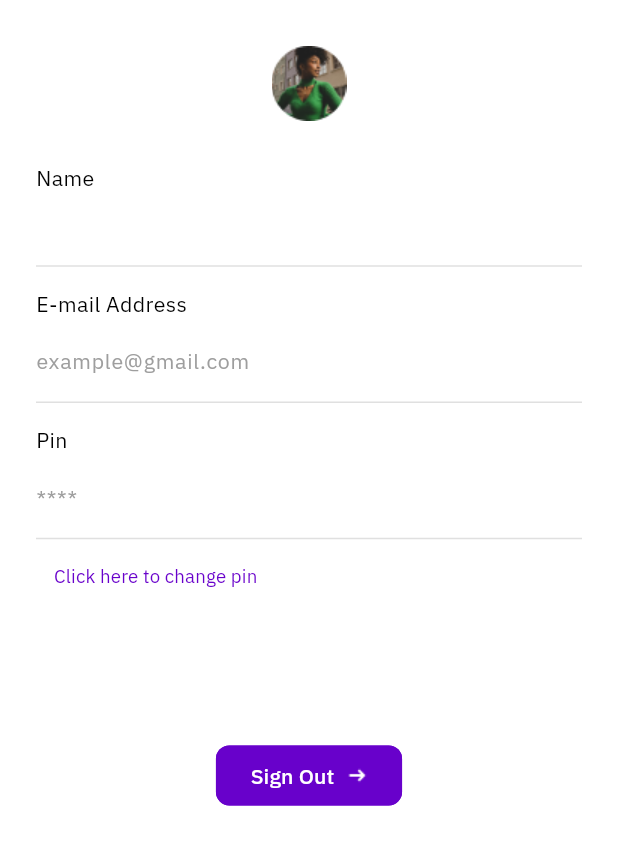
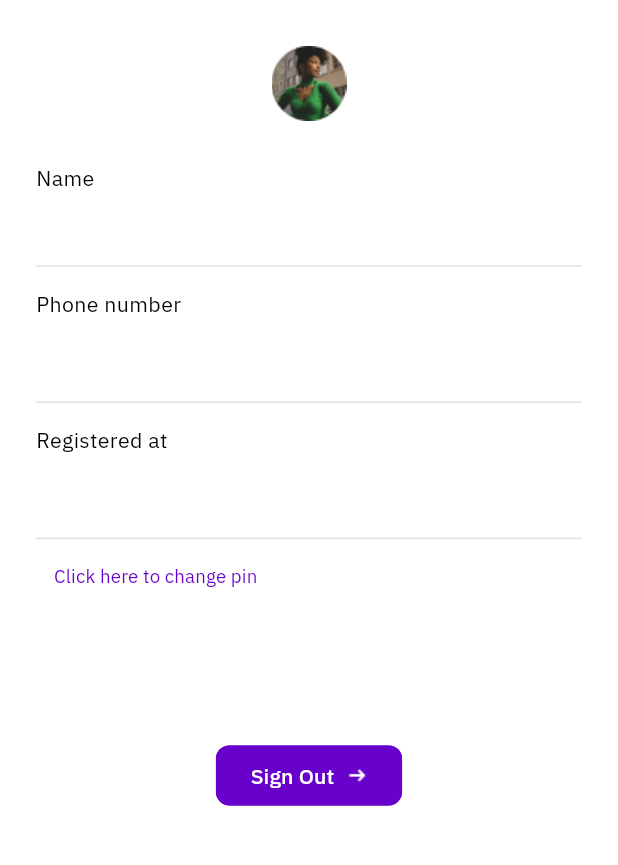
Before and after one commit to Broadspectrum-Digital-Payments/trendipay-mobile-app, a Flutter app: the ProfileScreen screen opened directly, on a phone screen of 412 x 824 dp, the part 74-939 px from its top. Run offline on Flutter 3.47's test engine with Material 3 defaults, Android fonts, the phone set to English and light mode, and no system bars; our stand-ins replace cached_network_image, carousel_slider, dartz, device_info_plus, dio, equatable and 19 more; accounts and stored records are empty.

```diff
--- a/lib/core/auth/domain/models/user/user_model.dart
+++ b/lib/core/auth/domain/models/user/user_model.dart
@@ -1,5 +1,6 @@
 import 'package:bdp_payment_app/core/extensions/string_extension.dart';
 import 'package:freezed_annotation/freezed_annotation.dart';
+import 'package:intl/intl.dart';
 
 import '../file/file_model.dart';
 
@@ -21,6 +22,7 @@ class UserModel with _$UserModel {
     final String? actualBalance,
     final String? availableBalance,
     final List<FileModel>? files,
+    final String? createdAt,
   }) = _UserModel;
 
 
@@ -40,6 +42,7 @@ class UserModel with _$UserModel {
   bool get idCardBackUploaded => (files?? []).any((obj) => (obj.name?? '').toLowerCase() == 'ghana-card-back');
   FileModel get idCardBackFile => (files?? []).firstWhere((obj) => (obj.name?? '').toLowerCase() == 'ghana-card-back', orElse: () => const FileModel());
 
+  String get joinedAt => (createdAt?? '').isEmpty? '' : DateFormat("d MMMM y").format(DateTime.parse(createdAt?? '')).toString();
 
   factory UserModel.fromJson(Map<String, dynamic> json) =>
       _$UserModelFromJson(json);
--- a/lib/src/feature/profile/presentation/screens/profile_screen.dart
+++ b/lib/src/feature/profile/presentation/screens/profile_screen.dart
@@ -79,10 +79,10 @@ class _ProfileScreenState extends State<ProfileScreen> {
                   const VSpace(
                     height: BDPSizes.spaceBtwInputFields,
                   ),
-                  const FormLabel(BDPTexts.emailAddress),
+                  const FormLabel('Phone number'),
                   const VSpace(height: 2),
-                  const BDPInput(
-                    labelText: 'example@gmail.com',
+                  BDPInput(
+                    labelText: user.phoneNumber?? '',
                     enabled: false,
                   ),
 
@@ -90,10 +90,10 @@ class _ProfileScreenState extends State<ProfileScreen> {
                     height: BDPSizes.spaceBtwInputFields,
                   ),
 
-                  const FormLabel(BDPTexts.accountPin),
+                  const FormLabel('Registered at'),
                   const SizedBox(height: 2),
-                  const BDPInput(
-                    labelText: BDPTexts.userPin,
+                  BDPInput(
+                    labelText: user.joinedAt,
                     enabled: false,
                   ),
 
--- a/lib/src/feature/wallet/presentation/screens/wallet_screen.dart
+++ b/lib/src/feature/wallet/presentation/screens/wallet_screen.dart
@@ -102,7 +102,7 @@ class _WalletScreenState extends State<WalletScreen> {
                                 AppDialogUtil.popUpModal(
                                   context,
                                   modalContent: const ErrorModalContent(
-                                    errorMessage: 'Be patience, we\'re reviewing your KYC',
+                                    errorMessage: 'Be patient, we are reviewing your KYC documents.',
                                   ),
                                 );
                                 return;
```
Also changed, not shown: lib/core/auth/domain/models/user/user_model.freezed.dart, lib/core/auth/domain/models/user/user_model.g.dart, 1 other file.
